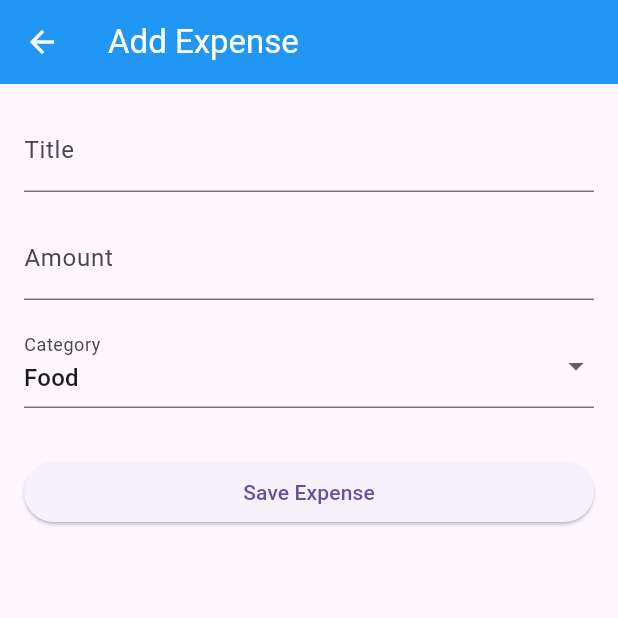
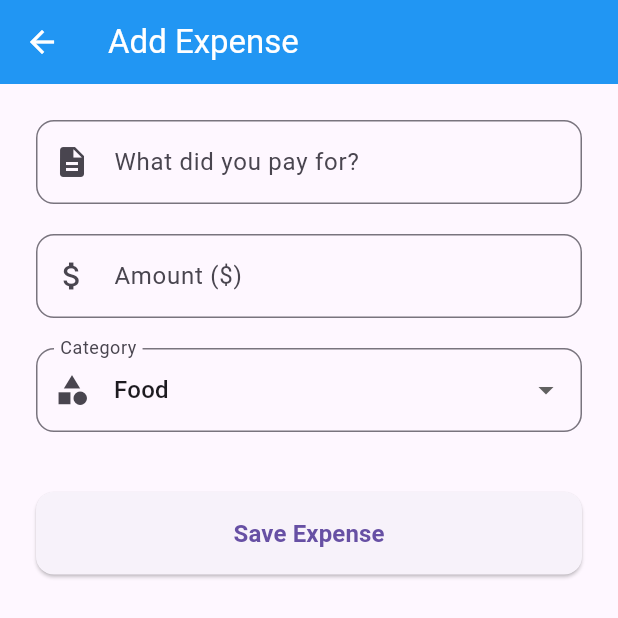
Before and after one commit to Najiitya/Expense_Tracker_Mobile, a Flutter app: the screen it shows after launch, after a tap on the "add" icon, on a phone screen of 412 x 824 dp, the top half of it. Run offline on Flutter 3.47's test engine with Material 3 defaults, Android fonts, the phone set to English and light mode, and no system bars; our stand-ins replace cloud_firestore, firebase_core; accounts and stored records are empty.

Commit message:
Enhance AddExpenseScreen and HomeScreen UI with loading state, improved form design, and category icons

```diff
--- a/lib/screens/add_expense_screen.dart
+++ b/lib/screens/add_expense_screen.dart
@@ -3,7 +3,7 @@ import '../models/expense.dart';
 import '../services/expense_service.dart';
 
 class AddExpenseScreen extends StatefulWidget {
-  final Expense? existingExpense; // If passed, app enters "Edit" mode
+  final Expense? existingExpense;
 
   const AddExpenseScreen({super.key, this.existingExpense});
 
@@ -18,12 +18,13 @@ class _AddExpenseScreenState extends State<AddExpenseScreen> {
 
   String _selectedCategory = 'Food';
   DateTime _selectedDate = DateTime.now();
+  bool _isLoading = false;
+
   final List<String> _categories = ['Food', 'Transport', 'Utilities', 'Entertainment', 'Other'];
 
   @override
   void initState() {
     super.initState();
-    // Pre-fill form if editing
     if (widget.existingExpense != null) {
       _titleController.text = widget.existingExpense!.title;
       _amountController.text = widget.existingExpense!.amount.toString();
@@ -32,8 +33,11 @@ class _AddExpenseScreenState extends State<AddExpenseScreen> {
     }
   }
 
-  void _saveExpense() {
+  Future<void> _saveExpense() async {
     if (_formKey.currentState!.validate()) {
+      setState(() => _isLoading = true);
+
+      try {
         final expense = Expense(
           id: widget.existingExpense?.id ?? '',
           title: _titleController.text.trim(),
@@ -43,34 +47,62 @@ class _AddExpenseScreenState extends State<AddExpenseScreen> {
         );
 
         if (widget.existingExpense == null) {
-        ExpenseService().addExpense(expense);
+          await ExpenseService().addExpense(expense);
         } else {
-        ExpenseService().updateExpense(expense);
+          await ExpenseService().updateExpense(expense);
         }
 
+        if (mounted) {
+          ScaffoldMessenger.of(context).showSnackBar(
+            const SnackBar(content: Text('Successfully saved to Firebase!'), backgroundColor: Colors.green),
+          );
           Navigator.pop(context);
+        }
+      } catch (e) {
+        if (mounted) {
+          ScaffoldMessenger.of(context).showSnackBar(
+            SnackBar(content: Text('Firebase Error: $e'), backgroundColor: Colors.red),
+          );
+        }
+      } finally {
+        if (mounted) setState(() => _isLoading = false);
+      }
     }
   }
 
   @override
   Widget build(BuildContext context) {
     return Scaffold(
-      appBar: AppBar(title: Text(widget.existingExpense == null ? 'Add Expense' : 'Edit Expense')),
-      body: Padding(
-        padding: const EdgeInsets.all(16.0),
+      appBar: AppBar(
+        title: Text(widget.existingExpense == null ? 'Add Expense' : 'Edit Expense'),
+        elevation: 0,
+      ),
+      body: _isLoading
+        ? const Center(child: CircularProgressIndicator())
+        : SingleChildScrollView(
+            padding: const EdgeInsets.all(24.0),
             child: Form(
               key: _formKey,
-          child: ListView(
+              child: Column(
+                crossAxisAlignment: CrossAxisAlignment.stretch,
                 children: [
                   TextFormField(
                     controller: _titleController,
-                decoration: const InputDecoration(labelText: 'Title'),
+                    decoration: InputDecoration(
+                      labelText: 'What did you pay for?',
+                      prefixIcon: const Icon(Icons.description),
+                      border: OutlineInputBorder(borderRadius: BorderRadius.circular(12)),
+                    ),
                     validator: (value) => value == null || value.isEmpty ? 'Please enter a title' : null,
                   ),
-              const SizedBox(height: 16),
+                  const SizedBox(height: 20),
                   TextFormField(
                     controller: _amountController,
-                decoration: const InputDecoration(labelText: 'Amount'),
+                    decoration: InputDecoration(
+                      labelText: 'Amount (\$)',
+                      prefixIcon: const Icon(Icons.attach_money),
+                      border: OutlineInputBorder(borderRadius: BorderRadius.circular(12)),
+                    ),
                     keyboardType: const TextInputType.numberWithOptions(decimal: true),
                     validator: (value) {
                       if (value == null || value.isEmpty) return 'Please enter an amount';
@@ -78,17 +110,25 @@ class _AddExpenseScreenState extends State<AddExpenseScreen> {
                       return null;
                     },
                   ),
-              const SizedBox(height: 16),
+                  const SizedBox(height: 20),
                   DropdownButtonFormField<String>(
                     value: _selectedCategory,
-                decoration: const InputDecoration(labelText: 'Category'),
+                    decoration: InputDecoration(
+                      labelText: 'Category',
+                      prefixIcon: const Icon(Icons.category),
+                      border: OutlineInputBorder(borderRadius: BorderRadius.circular(12)),
+                    ),
                     items: _categories.map((c) => DropdownMenuItem(value: c, child: Text(c))).toList(),
                     onChanged: (val) => setState(() => _selectedCategory = val!),
                   ),
-              const SizedBox(height: 32),
+                  const SizedBox(height: 40),
                   ElevatedButton(
                     onPressed: _saveExpense,
-                child: const Text('Save Expense'),
+                    style: ElevatedButton.styleFrom(
+                      padding: const EdgeInsets.symmetric(vertical: 16),
+                      shape: RoundedRectangleBorder(borderRadius: BorderRadius.circular(12)),
+                    ),
+                    child: const Text('Save Expense', style: TextStyle(fontSize: 16, fontWeight: FontWeight.bold)),
                   )
                 ],
               ),
--- a/lib/screens/home_screen.dart
+++ b/lib/screens/home_screen.dart
@@ -21,31 +21,45 @@ class _HomeScreenState extends State<HomeScreen> {
         .fold(0.0, (sum, item) => sum + item.amount);
   }
 
+  IconData _getCategoryIcon(String category) {
+    switch (category) {
+      case 'Food': return Icons.restaurant;
+      case 'Transport': return Icons.directions_car;
+      case 'Utilities': return Icons.bolt;
+      case 'Entertainment': return Icons.movie;
+      default: return Icons.receipt;
+    }
+  }
+
   @override
   Widget build(BuildContext context) {
     return Scaffold(
+      backgroundColor: Colors.grey[100],
       appBar: AppBar(
-        title: const Text('CyphLab Expenses'),
+        title: const Text('CyphLab Expenses', style: TextStyle(fontWeight: FontWeight.bold)),
+        elevation: 0,
         actions: [
-          DropdownButton<String>(
-            value: _selectedFilter,
-            icon: const Icon(Icons.filter_list, color: Colors.white),
-            dropdownColor: Colors.blue,
-            style: const TextStyle(color: Colors.white),
-            underline: Container(),
-            items: _filterOptions.map((c) => DropdownMenuItem(value: c, child: Text(c))).toList(),
-            onChanged: (val) => setState(() => _selectedFilter = val!),
+          Padding(
+            padding: const EdgeInsets.symmetric(horizontal: 16.0),
+            child: DropdownButtonHideUnderline(
+              child: DropdownButton<String>(
+                value: _selectedFilter,
+                icon: const Icon(Icons.filter_list, color: Colors.white),
+                dropdownColor: Colors.blue[700],
+                style: const TextStyle(color: Colors.white, fontSize: 16, fontWeight: FontWeight.w600),
+                items: _filterOptions.map((c) => DropdownMenuItem(value: c, child: Text(c))).toList(),
+                onChanged: (val) => setState(() => _selectedFilter = val!),
+              ),
+            ),
           ),
-          const SizedBox(width: 16),
         ],
       ),
       body: StreamBuilder<List<Expense>>(
         stream: ExpenseService().getExpenses(filterCategory: _selectedFilter),
         builder: (context, snapshot) {
-          // 1. Error State
-          if (snapshot.hasError) return const Center(child: Text('Error loading data.'));
-
-          // 2. Loading State
+          if (snapshot.hasError) {
+            return Center(child: Text('Error: ${snapshot.error}', style: const TextStyle(color: Colors.red)));
+          }
           if (snapshot.connectionState == ConnectionState.waiting) {
             return const Center(child: CircularProgressIndicator());
           }
@@ -55,40 +69,82 @@ class _HomeScreenState extends State<HomeScreen> {
 
           return Column(
             children: [
-              // Monthly Total Display
               Container(
                 width: double.infinity,
-                padding: const EdgeInsets.all(24),
-                color: Colors.blue.withOpacity(0.1),
+                margin: const EdgeInsets.all(16),
+                padding: const EdgeInsets.all(32),
+                decoration: BoxDecoration(
+                  gradient: const LinearGradient(
+                    colors: [Colors.blueAccent, Colors.lightBlue],
+                    begin: Alignment.topLeft,
+                    end: Alignment.bottomRight,
+                  ),
+                  borderRadius: BorderRadius.circular(24),
+                  boxShadow: [
+                    BoxShadow(color: Colors.blue.withOpacity(0.3), blurRadius: 10, offset: const Offset(0, 5)),
+                  ],
+                ),
                 child: Column(
                   children: [
-                    const Text('This Month\'s Total', style: TextStyle(fontSize: 16)),
-                    Text('\$${monthlyTotal.toStringAsFixed(2)}', style: const TextStyle(fontSize: 36, fontWeight: FontWeight.bold)),
+                    const Text('This Month\'s Total', style: TextStyle(color: Colors.white70, fontSize: 16)),
+                    const SizedBox(height: 8),
+                    Text(
+                      '\$${monthlyTotal.toStringAsFixed(2)}',
+                      style: const TextStyle(color: Colors.white, fontSize: 48, fontWeight: FontWeight.bold),
+                    ),
                   ],
                 ),
               ),
 
-              // 3. Empty State
               if (expenses.isEmpty)
-                const Expanded(child: Center(child: Text('No expenses found.'))),
+                const Expanded(
+                  child: Center(
+                    child: Text('No expenses yet. Tap + to add one!', style: TextStyle(color: Colors.grey, fontSize: 16)),
+                  ),
+                ),
 
-              // 4. Success State (List)
               if (expenses.isNotEmpty)
                 Expanded(
                   child: ListView.builder(
+                    padding: const EdgeInsets.symmetric(horizontal: 16),
                     itemCount: expenses.length,
                     itemBuilder: (context, index) {
                       final expense = expenses[index];
-                      return Dismissible(
-                        key: Key(expense.id),
-                        direction: DismissDirection.endToStart,
-                        background: Container(color: Colors.red, alignment: Alignment.centerRight, padding: const EdgeInsets.only(right: 20), child: const Icon(Icons.delete, color: Colors.white)),
-                        onDismissed: (direction) => ExpenseService().deleteExpense(expense.id),
+                      return Card(
+                        margin: const EdgeInsets.symmetric(vertical: 8),
+                        shape: RoundedRectangleBorder(borderRadius: BorderRadius.circular(16)),
+                        elevation: 2,
                         child: ListTile(
-                          title: Text(expense.title),
+                          contentPadding: const EdgeInsets.symmetric(horizontal: 20, vertical: 8),
+                          leading: CircleAvatar(
+                            backgroundColor: Colors.blue.withOpacity(0.1),
+                            child: Icon(_getCategoryIcon(expense.category), color: Colors.blue),
+                          ),
+                          title: Text(expense.title, style: const TextStyle(fontWeight: FontWeight.bold, fontSize: 16)),
                           subtitle: Text(expense.category),
-                          trailing: Text('\$${expense.amount.toStringAsFixed(2)}'),
-                          onTap: () => Navigator.push(context, MaterialPageRoute(builder: (_) => AddExpenseScreen(existingExpense: expense))),
+
+                          // The row containing the price and the action buttons
+                          trailing: Row(
+                            mainAxisSize: MainAxisSize.min,
+                            children: [
+                              Text(
+                                '\$${expense.amount.toStringAsFixed(2)}',
+                                style: const TextStyle(fontWeight: FontWeight.bold, fontSize: 16, color: Colors.redAccent),
+                              ),
+                              const SizedBox(width: 8),
+                              IconButton(
+                                icon: const Icon(Icons.edit, color: Colors.blueGrey),
+                                onPressed: () => Navigator.push(
+                                  context,
+                                  MaterialPageRoute(builder: (_) => AddExpenseScreen(existingExpense: expense))
+                                ),
+                              ),
+                              IconButton(
+                                icon: const Icon(Icons.delete, color: Colors.redAccent),
+                                onPressed: () => ExpenseService().deleteExpense(expense.id),
+                              ),
+                            ],
+                          ),
                         ),
                       );
                     },
@@ -99,8 +155,11 @@ class _HomeScreenState extends State<HomeScreen> {
         },
       ),
       floatingActionButton: FloatingActionButton(
+        backgroundColor: Colors.blue,
+        foregroundColor: Colors.white,
+        elevation: 4,
         onPressed: () => Navigator.push(context, MaterialPageRoute(builder: (_) => const AddExpenseScreen())),
-        child: const Icon(Icons.add),
+        child: const Icon(Icons.add, size: 28),
       ),
     );
   }
```
Lines whose indentation alone changed are shown as unchanged.
